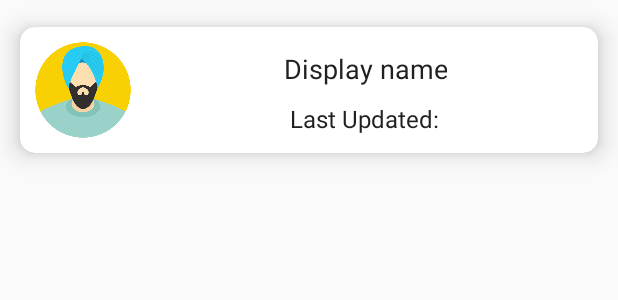
After one commit to bhanupreet/AlliancesGalore, an Android app: the layout custom_map_info_window.xml on its own in the app's theme, with its tools: preview values and no code run, on a phone screen of 412 x 824 dp. The commit adds this screen. Shown: the top 300 px of the screen. Run offline under Robolectric (Android 15) with nearby library versions, the phone set to English and light mode, and no system bars.

Commit message:
added custom adapter to info window n map marker

```diff
--- a/app/src/main/AndroidManifest.xml
+++ b/app/src/main/AndroidManifest.xml
@@ -12,6 +12,7 @@
     <application
         android:allowBackup="false"
         android:fullBackupContent="false"
+        android:hardwareAccelerated="true"
         android:icon="@mipmap/ic_launcher"
         android:label="@string/app_name"
         android:roundIcon="@mipmap/ic_launcher_round"
@@ -19,6 +20,7 @@
         android:theme="@style/AppTheme"
         android:usesCleartextTraffic="true"
         tools:replace="android:allowBackup">
+
         <activity
             android:name=".Activities.MapActivity"
             android:parentActivityName=".Activities.MainActivity"></activity>
--- /dev/null
+++ b/app/src/main/res/layout/custom_map_info_window.xml
@@ -0,0 +1,55 @@
+<?xml version="1.0" encoding="utf-8"?>
+<com.google.android.material.card.MaterialCardView xmlns:android="http://schemas.android.com/apk/res/android"
+    xmlns:app="http://schemas.android.com/apk/res-auto"
+    android:layout_width="match_parent"
+    android:layout_height="wrap_content"
+    android:padding="15dp"
+    app:cardCornerRadius="10dp"
+    app:cardElevation="10dp"
+    app:cardUseCompatPadding="true">
+
+    <androidx.constraintlayout.widget.ConstraintLayout
+        android:layout_width="match_parent"
+        android:layout_height="wrap_content"
+        android:orientation="vertical"
+        android:padding="10dp">
+
+
+        <de.hdodenhof.circleimageview.CircleImageView
+            android:id="@+id/map_info_profileimage"
+            android:layout_width="64dp"
+            android:layout_height="64dp"
+            android:layout_marginEnd="5dp"
+            android:src="@drawable/defaultprofile"
+            app:layout_constraintStart_toStartOf="parent"
+            app:layout_constraintTop_toTopOf="parent" />
+
+        <TextView
+            android:id="@+id/map_info_name"
+            android:layout_width="wrap_content"
+            android:layout_height="wrap_content"
+            android:layout_marginStart="10dp"
+            android:layout_marginTop="5dp"
+            android:gravity="center_horizontal"
+            android:text="Display name"
+            android:textColor="#212121"
+            android:textSize="18sp"
+            app:layout_constraintEnd_toEndOf="parent"
+            app:layout_constraintStart_toEndOf="@+id/map_info_profileimage"
+            app:layout_constraintTop_toTopOf="parent" />
+
+        <TextView
+            android:id="@+id/map_info_lastupdated"
+            android:layout_width="wrap_content"
+            android:layout_height="wrap_content"
+            android:layout_marginStart="10dp"
+            android:layout_marginTop="10dp"
+            android:text="Last Updated:"
+            android:textColor="#212121"
+            android:textSize="16sp"
+            app:layout_constraintEnd_toEndOf="parent"
+            app:layout_constraintStart_toEndOf="@+id/map_info_profileimage"
+            app:layout_constraintTop_toBottomOf="@id/map_info_name" />
+
+    </androidx.constraintlayout.widget.ConstraintLayout>
+</com.google.android.material.card.MaterialCardView>
```
Also changed, not shown: app/src/main/java/com/alliancesgalore/alliancesgalore/Activities/MapActivity.java (+16 -2 lines), app/src/main/java/com/alliancesgalore/alliancesgalore/Adapters/MapInfoAdapter.java (added, +44 -0 lines).
